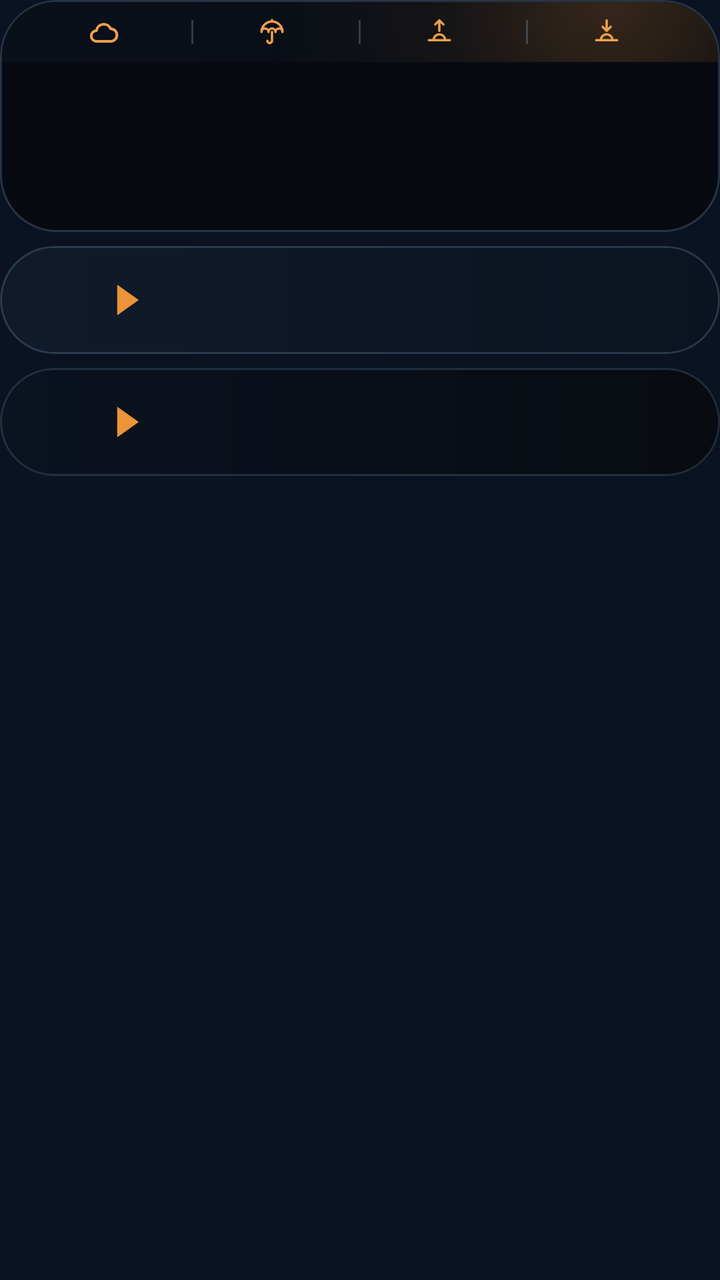
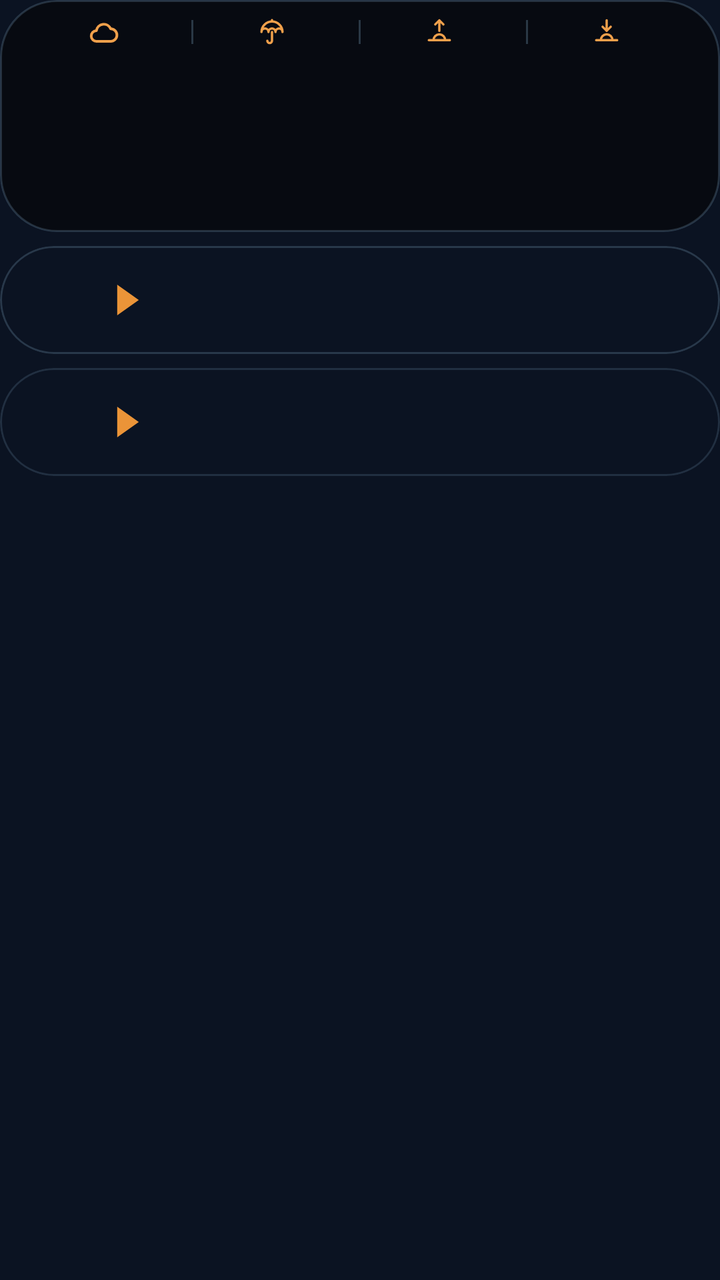

Before-and-after screenshots of an Android layout around one commit, followed by the original layout XML and the change that was made.
<!-- AndroidManifest.xml: application theme AppTheme -->
<!-- res/layout/widget_k2.xml -->
<?xml version="1.0" encoding="utf-8"?>
<FrameLayout xmlns:android="http://schemas.android.com/apk/res/android"
    android:id="@+id/root"
    android:layout_width="match_parent"
    android:layout_height="match_parent"
    android:padding="0dp">

    <LinearLayout
        android:layout_width="match_parent"
        android:layout_height="wrap_content"
        android:orientation="vertical">
        <LinearLayout
            android:layout_width="match_parent"
            android:layout_height="wrap_content"
            android:background="@drawable/cur_clocks"
            android:clipToOutline="true"
            android:orientation="vertical"
            android:padding="1dp">
        <LinearLayout
            android:layout_width="match_parent"
            android:layout_height="30dp"
            android:orientation="horizontal"
            android:gravity="center"
            android:background="@drawable/cur_header_top"
            android:paddingStart="12dp"
            android:paddingEnd="12dp">
            <LinearLayout
                android:layout_width="0dp"
                android:layout_height="match_parent"
                android:layout_weight="1"
                android:gravity="center"
                android:orientation="horizontal">
                <ImageView
                    android:id="@+id/hdr_wx"
                    android:layout_width="16dp"
                    android:layout_height="16dp"
                    android:src="@drawable/wx_cloud"
                    android:scaleType="fitCenter" />
                <ImageView
                    android:id="@+id/hdr_temp"
                    android:layout_width="wrap_content"
                    android:layout_height="18dp"
                    android:adjustViewBounds="true"
                    android:layout_marginStart="5dp"
                    android:scaleType="fitCenter" />
            </LinearLayout>
            <ImageView
                android:id="@+id/sep0"
                android:layout_width="1dp"
                android:layout_height="12dp"
                android:src="@drawable/cur_sep"
                android:scaleType="fitXY" />
            <LinearLayout
                android:layout_width="0dp"
                android:layout_height="match_parent"
                android:layout_weight="1"
                android:gravity="center"
                android:orientation="horizontal">
                <ImageView
                    android:id="@+id/ic0"
                    android:layout_width="14dp"
                    android:layout_height="14dp"
                    android:src="@drawable/ic_umbrella"
                    android:scaleType="fitCenter" />
                <ImageView
                    android:id="@+id/hdr_rain"
                    android:layout_width="wrap_content"
                    android:layout_height="18dp"
                    android:adjustViewBounds="true"
                    android:layout_marginStart="4dp"
                    android:scaleType="fitCenter" />
            </LinearLayout>
            <ImageView
                android:id="@+id/sep1"
                android:layout_width="1dp"
                android:layout_height="12dp"
                android:src="@drawable/cur_sep"
                android:scaleType="fitXY" />
            <LinearLayout
                android:layout_width="0dp"
                android:layout_height="match_parent"
                android:layout_weight="1"
                android:gravity="center"
                android:orientation="horizontal">
                <ImageView
                    android:id="@+id/ic1"
                    android:layout_width="14dp"
                    android:layout_height="14dp"
                    android:src="@drawable/ic_sunrise"
                    android:scaleType="fitCenter" />
                <ImageView
                    android:id="@+id/hdr_rise"
                    android:layout_width="wrap_content"
                    android:layout_height="18dp"
                    android:adjustViewBounds="true"
                    android:layout_marginStart="4dp"
                    android:scaleType="fitCenter" />
            </LinearLayout>
            <ImageView
                android:id="@+id/sep2"
                android:layout_width="1dp"
                android:layout_height="12dp"
                android:src="@drawable/cur_sep"
                android:scaleType="fitXY" />
            <LinearLayout
                android:layout_width="0dp"
                android:layout_height="match_parent"
                android:layout_weight="1"
                android:gravity="center"
                android:orientation="horizontal">
                <ImageView
                    android:id="@+id/ic2"
                    android:layout_width="14dp"
                    android:layout_height="14dp"
                    android:src="@drawable/ic_sunset"
                    android:scaleType="fitCenter" />
                <ImageView
                    android:id="@+id/hdr_set"
                    android:layout_width="wrap_content"
                    android:layout_height="18dp"
                    android:adjustViewBounds="true"
                    android:layout_marginStart="4dp"
                    android:scaleType="fitCenter" />
            </LinearLayout>
        </LinearLayout>
        <LinearLayout
            android:layout_width="match_parent"
            android:layout_height="84dp"
            android:orientation="horizontal"
            android:padding="0dp">
            <FrameLayout
                android:layout_width="0dp"
                android:layout_height="match_parent"
                android:layout_weight="1">
                <LinearLayout
                    android:layout_width="match_parent"
                    android:layout_height="match_parent"
                    android:orientation="horizontal">
                    <ImageView
                        android:id="@+id/clk_bg_0a"
                        android:layout_width="28dp"
                        android:layout_height="match_parent"
                        android:scaleType="fitXY" />
                    <ImageView
                        android:id="@+id/clk_bg_0"
                        android:layout_width="0dp"
                        android:layout_height="match_parent"
                        android:layout_weight="1"
                        android:scaleType="fitXY" />
                </LinearLayout>
                <LinearLayout
                    android:layout_width="match_parent"
                    android:layout_height="match_parent"
                    android:orientation="vertical"
                    android:gravity="center"
                    android:paddingBottom="5dp"
                android:paddingStart="2dp"
                    android:paddingEnd="2dp">
                    <ImageView
                        android:id="@+id/clk_day_0"
                        android:layout_width="match_parent"
                        android:layout_height="16dp"
                        android:scaleType="fitCenter" />
                    <ImageView
                        android:id="@+id/clk_time_0"
                        android:layout_width="match_parent"
                        android:layout_height="30dp"
                        android:scaleType="fitCenter" />
                    <ImageView
                        android:id="@+id/clk_city_0"
                        android:layout_width="match_parent"
                        android:layout_height="16dp"
                        android:layout_marginTop="-3dp"
                        android:scaleType="fitCenter" />
                </LinearLayout>
            </FrameLayout>
            <FrameLayout
                android:layout_width="0dp"
                android:layout_height="match_parent"
                android:layout_weight="1">
                <ImageView
                    android:id="@+id/clk_bg_1"
                    android:layout_width="match_parent"
                    android:layout_height="match_parent"
                    android:scaleType="fitXY" />
                <LinearLayout
                    android:layout_width="match_parent"
                    android:layout_height="match_parent"
                    android:orientation="vertical"
                    android:gravity="center"
                    android:paddingBottom="5dp"
                android:paddingStart="2dp"
                    android:paddingEnd="2dp">
                    <ImageView
                        android:id="@+id/clk_day_1"
                        android:layout_width="match_parent"
                        android:layout_height="16dp"
                        android:scaleType="fitCenter" />
                    <ImageView
                        android:id="@+id/clk_time_1"
                        android:layout_width="match_parent"
                        android:layout_height="30dp"
                        android:scaleType="fitCenter" />
                    <ImageView
                        android:id="@+id/clk_city_1"
                        android:layout_width="match_parent"
                        android:layout_height="16dp"
                        android:layout_marginTop="-3dp"
                        android:scaleType="fitCenter" />
                </LinearLayout>
            </FrameLayout>
            <FrameLayout
                android:layout_width="0dp"
                android:layout_height="match_parent"
                android:layout_weight="1">
                <ImageView
                    android:id="@+id/clk_bg_2"
                    android:layout_width="match_parent"
                    android:layout_height="match_parent"
                    android:scaleType="fitXY" />
                <LinearLayout
                    android:layout_width="match_parent"
                    android:layout_height="match_parent"
                    android:orientation="vertical"
                    android:gravity="center"
                    android:paddingBottom="5dp"
                android:paddingStart="2dp"
                    android:paddingEnd="2dp">
                    <ImageView
                        android:id="@+id/clk_day_2"
                        android:layout_width="match_parent"
                        android:layout_height="16dp"
                        android:scaleType="fitCenter" />
                    <ImageView
                        android:id="@+id/clk_time_2"
                        android:layout_width="match_parent"
                        android:layout_height="30dp"
                        android:scaleType="fitCenter" />
                    <ImageView
                        android:id="@+id/clk_city_2"
                        android:layout_width="match_parent"
                        android:layout_height="16dp"
                        android:layout_marginTop="-3dp"
                        android:scaleType="fitCenter" />
                </LinearLayout>
            </FrameLayout>
            <FrameLayout
                android:layout_width="0dp"
                android:layout_height="match_parent"
                android:layout_weight="1">
                <LinearLayout
                    android:layout_width="match_parent"
                    android:layout_height="match_parent"
                    android:orientation="horizontal">
                    <ImageView
                        android:id="@+id/clk_bg_3"
                        android:layout_width="0dp"
                        android:layout_height="match_parent"
                        android:layout_weight="1"
                        android:scaleType="fitXY" />
                    <ImageView
                        android:id="@+id/clk_bg_3a"
                        android:layout_width="28dp"
                        android:layout_height="match_parent"
                        android:scaleType="fitXY" />
                </LinearLayout>
                <LinearLayout
                    android:layout_width="match_parent"
                    android:layout_height="match_parent"
                    android:orientation="vertical"
                    android:gravity="center"
                    android:paddingBottom="5dp"
                android:paddingStart="2dp"
                    android:paddingEnd="2dp">
                    <ImageView
                        android:id="@+id/clk_day_3"
                        android:layout_width="match_parent"
                        android:layout_height="16dp"
                        android:scaleType="fitCenter" />
                    <ImageView
                        android:id="@+id/clk_time_3"
                        android:layout_width="match_parent"
                        android:layout_height="30dp"
                        android:scaleType="fitCenter" />
                    <ImageView
                        android:id="@+id/clk_city_3"
                        android:layout_width="match_parent"
                        android:layout_height="16dp"
                        android:layout_marginTop="-3dp"
                        android:scaleType="fitCenter" />
                </LinearLayout>
            </FrameLayout>
        </LinearLayout>
        </LinearLayout>
        <FrameLayout
            android:id="@+id/row_0"
            android:layout_width="match_parent"
            android:layout_height="54dp"
            android:layout_marginTop="7dp"
            android:background="@drawable/cur_row_light"
            android:clipToOutline="true"
            android:foreground="?android:attr/selectableItemBackground">
            
            <ImageView
                android:id="@+id/trend_0"
                android:layout_width="match_parent"
                android:layout_height="match_parent"
                android:padding="1dp"
                android:scaleType="fitXY" />
            <LinearLayout
                android:layout_width="match_parent"
                android:layout_height="match_parent"
                android:orientation="horizontal"
                android:gravity="center_vertical"
                android:paddingStart="14dp"
                android:paddingEnd="24dp">
                <LinearLayout
                    android:layout_width="wrap_content"
                    android:layout_height="wrap_content"
                    android:orientation="horizontal"
                    android:gravity="center_vertical">
                    <ImageView
                        android:id="@+id/fl_a_0"
                        android:layout_width="30dp"
                        android:layout_height="30dp"
                        android:scaleType="fitCenter" />
                    <ImageView
                        android:id="@+id/code_a_0"
                        android:layout_width="wrap_content"
                        android:layout_height="22dp"
                        android:adjustViewBounds="true"
                        android:layout_marginStart="6dp"
                        android:scaleType="fitStart" />
                    <ImageView
                        android:id="@+id/arrow_0"
                        android:layout_width="12dp"
                        android:layout_height="16dp"
                        android:src="@drawable/cur_arrow"
                        android:layout_marginStart="8dp"
                        android:layout_marginEnd="10dp"
                        android:scaleType="fitCenter" />
                    <ImageView
                        android:id="@+id/fl_b_0"
                        android:layout_width="30dp"
                        android:layout_height="30dp"
                        android:scaleType="fitCenter" />
                    <ImageView
                        android:id="@+id/code_b_0"
                        android:layout_width="wrap_content"
                        android:layout_height="22dp"
                        android:adjustViewBounds="true"
                        android:layout_marginStart="6dp"
                        android:scaleType="fitStart" />
                </LinearLayout>
                <FrameLayout
                    android:layout_width="0dp"
                    android:layout_height="1dp"
                    android:layout_weight="1" />
                <LinearLayout
                    android:layout_width="wrap_content"
                    android:layout_height="wrap_content"
                    android:orientation="vertical"
                    android:layout_marginStart="6dp">
                    <LinearLayout
                        android:layout_width="wrap_content"
                        android:layout_height="16dp"
                        android:orientation="horizontal"
                        android:gravity="center_vertical">
                        <ImageView
                            android:id="@+id/mkt_val_0"
                            android:layout_width="52dp"
                            android:layout_height="12dp"
                            android:scaleType="fitEnd" />
                        <ImageView
                            android:id="@+id/mkt_lbl_0"
                            android:layout_width="42dp"
                            android:layout_height="11dp"
                            android:layout_marginStart="8dp"
                            android:scaleType="fitStart" />
                    </LinearLayout>
                    <LinearLayout
                        android:layout_width="wrap_content"
                        android:layout_height="16dp"
                        android:orientation="horizontal"
                        android:gravity="center_vertical"
                        android:layout_marginTop="2dp">
                        <ImageView
                            android:id="@+id/visa_val_0"
                            android:layout_width="52dp"
                            android:layout_height="12dp"
                            android:scaleType="fitEnd" />
                        <ImageView
                            android:id="@+id/visa_logo_0"
                            android:layout_width="42dp"
                            android:layout_height="16dp"
                            android:layout_marginStart="8dp"
                            android:scaleType="fitStart" />
                    </LinearLayout>
                </LinearLayout>
            </LinearLayout>
        </FrameLayout>
        <FrameLayout
            android:id="@+id/row_1"
            android:layout_width="match_parent"
            android:layout_height="54dp"
            android:layout_marginTop="7dp"
            android:background="@drawable/cur_row_dark"
            android:clipToOutline="true"
            android:foreground="?android:attr/selectableItemBackground">
            
            <ImageView
                android:id="@+id/trend_1"
                android:layout_width="match_parent"
                android:layout_height="match_parent"
                android:padding="1dp"
                android:scaleType="fitXY" />
            <LinearLayout
                android:layout_width="match_parent"
                android:layout_height="match_parent"
                android:orientation="horizontal"
                android:gravity="center_vertical"
                android:paddingStart="14dp"
                android:paddingEnd="24dp">
                <LinearLayout
                    android:layout_width="wrap_content"
                    android:layout_height="wrap_content"
                    android:orientation="horizontal"
                    android:gravity="center_vertical">
                    <ImageView
                        android:id="@+id/fl_a_1"
                        android:layout_width="30dp"
                        android:layout_height="30dp"
                        android:scaleType="fitCenter" />
                    <ImageView
                        android:id="@+id/code_a_1"
                        android:layout_width="wrap_content"
                        android:layout_height="22dp"
                        android:adjustViewBounds="true"
                        android:layout_marginStart="6dp"
                        android:scaleType="fitStart" />
                    <ImageView
                        android:id="@+id/arrow_1"
                        android:layout_width="12dp"
                        android:layout_height="16dp"
                        android:src="@drawable/cur_arrow"
                        android:layout_marginStart="8dp"
                        android:layout_marginEnd="10dp"
                        android:scaleType="fitCenter" />
                    <ImageView
                        android:id="@+id/fl_b_1"
                        android:layout_width="30dp"
                        android:layout_height="30dp"
                        android:scaleType="fitCenter" />
                    <ImageView
                        android:id="@+id/code_b_1"
                        android:layout_width="wrap_content"
                        android:layout_height="22dp"
                        android:adjustViewBounds="true"
                        android:layout_marginStart="6dp"
                        android:scaleType="fitStart" />
                </LinearLayout>
                <FrameLayout
                    android:layout_width="0dp"
                    android:layout_height="1dp"
                    android:layout_weight="1" />
                <LinearLayout
                    android:layout_width="wrap_content"
                    android:layout_height="wrap_content"
                    android:orientation="vertical"
                    android:layout_marginStart="6dp">
                    <LinearLayout
                        android:layout_width="wrap_content"
                        android:layout_height="16dp"
                        android:orientation="horizontal"
                        android:gravity="center_vertical">
                        <ImageView
                            android:id="@+id/mkt_val_1"
                            android:layout_width="52dp"
                            android:layout_height="12dp"
                            android:scaleType="fitEnd" />
                        <ImageView
                            android:id="@+id/mkt_lbl_1"
                            android:layout_width="42dp"
                            android:layout_height="11dp"
                            android:layout_marginStart="8dp"
                            android:scaleType="fitStart" />
                    </LinearLayout>
                    <LinearLayout
                        android:layout_width="wrap_content"
                        android:layout_height="16dp"
                        android:orientation="horizontal"
                        android:gravity="center_vertical"
                        android:layout_marginTop="2dp">
                        <ImageView
                            android:id="@+id/visa_val_1"
                            android:layout_width="52dp"
                            android:layout_height="12dp"
                            android:scaleType="fitEnd" />
                        <ImageView
                            android:id="@+id/visa_logo_1"
                            android:layout_width="42dp"
                            android:layout_height="16dp"
                            android:layout_marginStart="8dp"
                            android:scaleType="fitStart" />
                    </LinearLayout>
                </LinearLayout>
            </LinearLayout>
        </FrameLayout>
    </LinearLayout>
</FrameLayout>
<!-- resources referenced by this layout -->
<resources>
  <!-- drawable cur_arrow (drawable) -->
  <?xml version="1.0" encoding="utf-8"?>
  <vector xmlns:android="http://schemas.android.com/apk/res/android" android:width="20dp" android:height="26dp" android:viewportWidth="20" android:viewportHeight="26">
      <path android:fillColor="#FFEB9438" android:pathData="M1,0L1,26L19,13Z" />
  </vector>
  <!-- drawable cur_clocks (drawable) -->
  <?xml version="1.0" encoding="utf-8"?>
  <shape xmlns:android="http://schemas.android.com/apk/res/android" android:shape="rectangle">
      <solid android:color="#F0070A10" />
      <stroke android:width="1dp" android:color="#2EAADCFF" />
      <corners android:radius="@dimen/widget_radius" />
  </shape>
  <!-- drawable cur_header_top (drawable) -->
  <?xml version="1.0" encoding="utf-8"?>
  <layer-list xmlns:android="http://schemas.android.com/apk/res/android">
      <item>
          <shape android:shape="rectangle">
              <gradient android:angle="0" android:startColor="#F00A101B" android:endColor="#F0070A10" />
              <corners android:topLeftRadius="@dimen/widget_radius_inner" android:topRightRadius="@dimen/widget_radius_inner" />
          </shape>
      </item>
      <item>
          <shape android:shape="rectangle">
              <gradient android:type="radial" android:centerX="0.85" android:centerY="0.0" android:gradientRadius="170dp"
                  android:startColor="#33EB9438" android:centerColor="#0DEB9438" android:endColor="#00EB9438" />
              <corners android:topLeftRadius="@dimen/widget_radius_inner" android:topRightRadius="@dimen/widget_radius_inner" />
          </shape>
      </item>
  </layer-list>
  <!-- drawable cur_row_dark (drawable) -->
  <?xml version="1.0" encoding="utf-8"?>
  <shape xmlns:android="http://schemas.android.com/apk/res/android" android:shape="rectangle">
      <gradient android:angle="0" android:startColor="#F00B1220" android:endColor="#F0070A10" />
      <stroke android:width="1dp" android:color="#24AADCFF" />
      <corners android:radius="@dimen/widget_radius" />
  </shape>
  <!-- drawable cur_row_light (drawable) -->
  <?xml version="1.0" encoding="utf-8"?>
  <shape xmlns:android="http://schemas.android.com/apk/res/android" android:shape="rectangle">
      <gradient android:angle="0" android:startColor="#F0101A2B" android:endColor="#F00B1220" />
      <stroke android:width="1dp" android:color="#2EAADCFF" />
      <corners android:radius="@dimen/widget_radius" />
  </shape>
  <!-- drawable cur_sep (drawable) -->
  <?xml version="1.0" encoding="utf-8"?>
  <shape xmlns:android="http://schemas.android.com/apk/res/android" android:shape="rectangle"><solid android:color="#38AADCFF" /></shape>
  <!-- drawable ic_sunset (drawable) -->
  <?xml version="1.0" encoding="utf-8"?>
  <vector xmlns:android="http://schemas.android.com/apk/res/android" android:width="24dp" android:height="24dp" android:viewportWidth="24" android:viewportHeight="24">
      <path android:strokeColor="#FFF0A04B" android:strokeWidth="2" android:strokeLineCap="round" android:strokeLineJoin="round" android:fillColor="#00000000"
          android:pathData="M3,19L21,19M7,19A5,5 0,0 1,17 19M12,2L12,11M8.5,7.5L12,11L15.5,7.5" />
  </vector>
  <style name="AppTheme" parent="@android:style/Theme.DeviceDefault.NoActionBar">
          <item name="android:colorAccent">#DF8B35</item>
          <item name="android:colorControlActivated">#DF8B35</item>
          <item name="android:windowBackground">#0B1322</item>
          <item name="android:statusBarColor">#0E111A</item>
          <item name="android:navigationBarColor">#0B1322</item>
          <item name="android:textColorHint">#718096</item>
      </style>
  <dimen name="widget_radius">28dp</dimen>
  <dimen name="widget_radius_inner">27dp</dimen>
  <!-- unchanged entries left out for length: 3 -->
</resources>

<!-- the commit's change to res/layout/widget_k2.xml (unified diff, before → after) -->
@@ -1,5 +1,6 @@
 <?xml version="1.0" encoding="utf-8"?>
-<FrameLayout xmlns:android="http://schemas.android.com/apk/res/android"
+<FrameLayout
+    xmlns:android="http://schemas.android.com/apk/res/android"
     android:id="@+id/root"
     android:layout_width="match_parent"
     android:layout_height="match_parent"
@@ -16,14 +17,22 @@
             android:clipToOutline="true"
             android:orientation="vertical"
             android:padding="1dp">
-        <LinearLayout
+        <FrameLayout
             android:layout_width="match_parent"
-            android:layout_height="30dp"
-            android:orientation="horizontal"
-            android:gravity="center"
-            android:background="@drawable/cur_header_top"
-            android:paddingStart="12dp"
-            android:paddingEnd="12dp">
+            android:layout_height="30dp">
+            <ImageView
+                android:id="@+id/hdr_bg"
+                android:layout_width="match_parent"
+                android:layout_height="match_parent"
+                android:importantForAccessibility="no"
+                android:scaleType="fitXY" />
+            <LinearLayout
+                android:layout_width="match_parent"
+                android:layout_height="match_parent"
+                android:orientation="horizontal"
+                android:gravity="center"
+                android:paddingStart="12dp"
+                android:paddingEnd="12dp">
             <LinearLayout
                 android:layout_width="0dp"
                 android:layout_height="match_parent"
@@ -123,6 +132,7 @@
                     android:scaleType="fitCenter" />
             </LinearLayout>
         </LinearLayout>
+        </FrameLayout>
         <LinearLayout
             android:layout_width="match_parent"
             android:layout_height="84dp"
@@ -154,7 +164,7 @@
                     android:orientation="vertical"
                     android:gravity="center"
                     android:paddingBottom="5dp"
-                android:paddingStart="2dp"
+                    android:paddingStart="2dp"
                     android:paddingEnd="2dp">
                     <ImageView
                         android:id="@+id/clk_day_0"
@@ -189,7 +199,7 @@
                     android:orientation="vertical"
                     android:gravity="center"
                     android:paddingBottom="5dp"
-                android:paddingStart="2dp"
+                    android:paddingStart="2dp"
                     android:paddingEnd="2dp">
                     <ImageView
                         android:id="@+id/clk_day_1"
@@ -224,7 +234,7 @@
                     android:orientation="vertical"
                     android:gravity="center"
                     android:paddingBottom="5dp"
-                android:paddingStart="2dp"
+                    android:paddingStart="2dp"
                     android:paddingEnd="2dp">
                     <ImageView
                         android:id="@+id/clk_day_2"
@@ -270,7 +280,7 @@
                     android:orientation="vertical"
                     android:gravity="center"
                     android:paddingBottom="5dp"
-                android:paddingStart="2dp"
+                    android:paddingStart="2dp"
                     android:paddingEnd="2dp">
                     <ImageView
                         android:id="@+id/clk_day_3"
<!-- resource entries referenced after the edit -->
@@ -12,34 +12,17 @@
       <stroke android:width="1dp" android:color="#2EAADCFF" />
       <corners android:radius="@dimen/widget_radius" />
   </shape>
-  <!-- drawable cur_header_top (drawable) -->
-  <?xml version="1.0" encoding="utf-8"?>
-  <layer-list xmlns:android="http://schemas.android.com/apk/res/android">
-      <item>
-          <shape android:shape="rectangle">
-              <gradient android:angle="0" android:startColor="#F00A101B" android:endColor="#F0070A10" />
-              <corners android:topLeftRadius="@dimen/widget_radius_inner" android:topRightRadius="@dimen/widget_radius_inner" />
-          </shape>
-      </item>
-      <item>
-          <shape android:shape="rectangle">
-              <gradient android:type="radial" android:centerX="0.85" android:centerY="0.0" android:gradientRadius="170dp"
-                  android:startColor="#33EB9438" android:centerColor="#0DEB9438" android:endColor="#00EB9438" />
-              <corners android:topLeftRadius="@dimen/widget_radius_inner" android:topRightRadius="@dimen/widget_radius_inner" />
-          </shape>
-      </item>
-  </layer-list>
   <!-- drawable cur_row_dark (drawable) -->
   <?xml version="1.0" encoding="utf-8"?>
   <shape xmlns:android="http://schemas.android.com/apk/res/android" android:shape="rectangle">
-      <gradient android:angle="0" android:startColor="#F00B1220" android:endColor="#F0070A10" />
+      <solid android:color="#00000000" />
       <stroke android:width="1dp" android:color="#24AADCFF" />
       <corners android:radius="@dimen/widget_radius" />
   </shape>
   <!-- drawable cur_row_light (drawable) -->
   <?xml version="1.0" encoding="utf-8"?>
   <shape xmlns:android="http://schemas.android.com/apk/res/android" android:shape="rectangle">
-      <gradient android:angle="0" android:startColor="#F0101A2B" android:endColor="#F00B1220" />
+      <solid android:color="#00000000" />
       <stroke android:width="1dp" android:color="#2EAADCFF" />
       <corners android:radius="@dimen/widget_radius" />
   </shape>
@@ -61,7 +44,6 @@
           <item name="android:textColorHint">#718096</item>
       </style>
   <dimen name="widget_radius">28dp</dimen>
-  <dimen name="widget_radius_inner">27dp</dimen>
   <!-- unchanged entries left out for length: 3 -->
 </resources>
 
